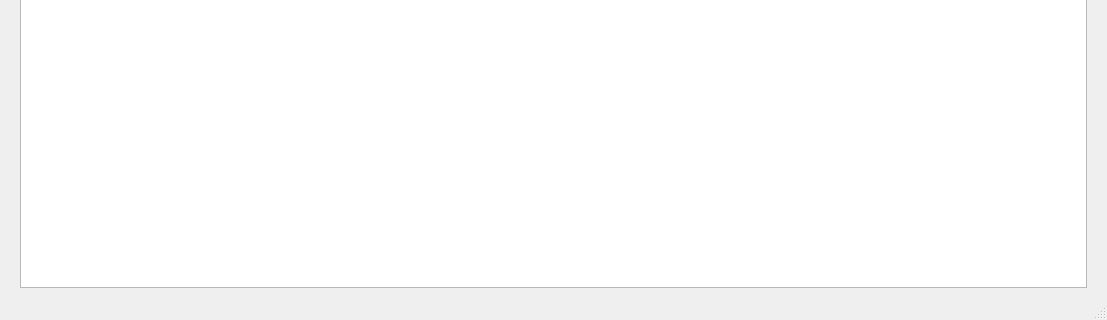
Qt form vgtracker.ui (0LTSU0/VGTracker) before a commit; both pictures show x 0 to 1107 and y 450 to 770 of the 1107 by 770 pixel window.
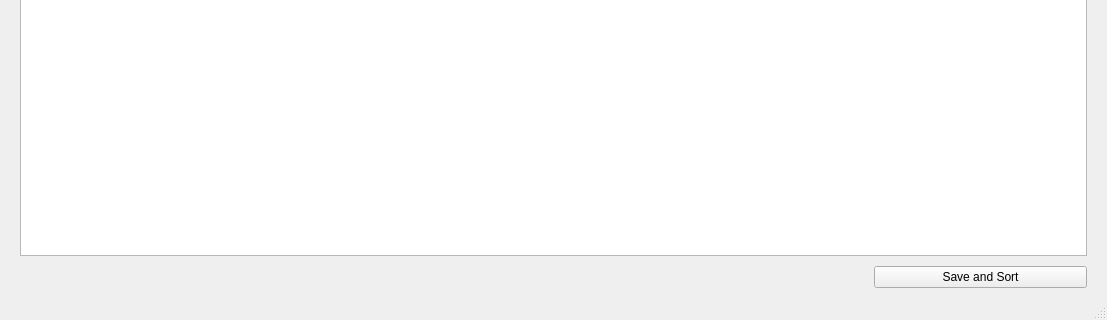
The same form after that commit.

Commit message: preparations to storing data from the table

Patch:
```diff
--- a/vgtracker.ui
+++ b/vgtracker.ui
@@ -84,7 +84,59 @@
      </layout>
     </item>
     <item>
-     <widget class="QTableWidget" name="tableWidget"/>
+     <widget class="QTableWidget" name="tableWidget">
+      <property name="styleSheet">
+       <string notr="true"/>
+      </property>
+      <property name="columnCount">
+       <number>0</number>
+      </property>
+     </widget>
+    </item>
+    <item>
+     <layout class="QHBoxLayout" name="horizontalLayout_2" stretch="4,1">
+      <property name="sizeConstraint">
+       <enum>QLayout::SetMinimumSize</enum>
+      </property>
+      <item>
+       <spacer name="horizontalSpacer_2">
+        <property name="orientation">
+         <enum>Qt::Horizontal</enum>
+        </property>
+        <property name="sizeHint" stdset="0">
+         <size>
+          <width>40</width>
+          <height>20</height>
+         </size>
+        </property>
+       </spacer>
+      </item>
+      <item>
+       <widget class="QPushButton" name="saveTable">
+        <property name="sizePolicy">
+         <sizepolicy hsizetype="Minimum" vsizetype="Fixed">
+          <horstretch>0</horstretch>
+          <verstretch>0</verstretch>
+         </sizepolicy>
+        </property>
+        <property name="minimumSize">
+         <size>
+          <width>0</width>
+          <height>0</height>
+         </size>
+        </property>
+        <property name="baseSize">
+         <size>
+          <width>0</width>
+          <height>0</height>
+         </size>
+        </property>
+        <property name="text">
+         <string>Save and Sort</string>
+        </property>
+       </widget>
+      </item>
+     </layout>
     </item>
    </layout>
   </widget>
```
The commit also changes 4 other files.
